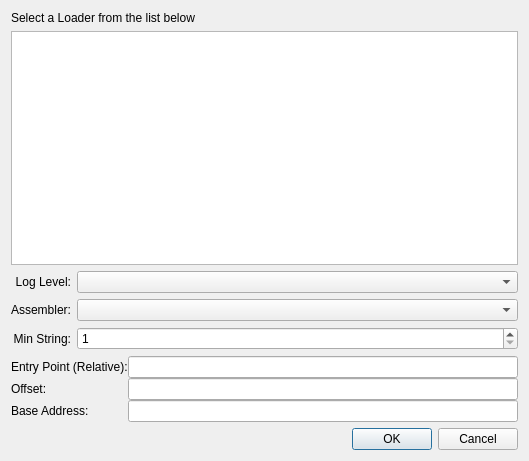
Qt form dialogs/loaderdialog/loaderdialog.ui (REDasmOrg/REDasm) before a commit.
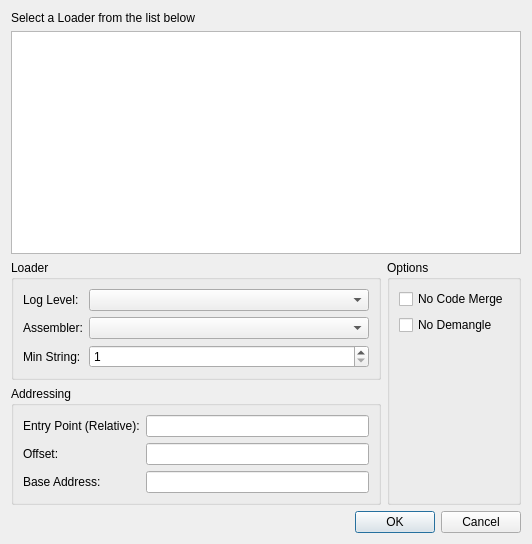
The same form after that commit.

Commit message: LoaderDialog: Added context flags as checkboxes, sync submodules

Patch:
```diff
--- a/dialogs/loaderdialog/loaderdialog.ui
+++ b/dialogs/loaderdialog/loaderdialog.ui
@@ -6,8 +6,8 @@
    <rect>
     <x>0</x>
     <y>0</y>
-    <width>529</width>
-    <height>461</height>
+    <width>532</width>
+    <height>544</height>
    </rect>
   </property>
   <property name="windowTitle">
@@ -16,7 +16,7 @@
   <property name="modal">
    <bool>true</bool>
   </property>
-  <layout class="QVBoxLayout" name="verticalLayout_2">
+  <layout class="QVBoxLayout" name="verticalLayout_4">
    <item>
     <widget class="QLabel" name="label_6">
      <property name="text">
@@ -35,15 +35,23 @@
     </widget>
    </item>
    <item>
+    <layout class="QHBoxLayout" name="horizontalLayout">
+     <item>
+      <layout class="QVBoxLayout" name="verticalLayout_3" stretch="1,0">
+       <item>
+        <widget class="QGroupBox" name="gbLoader">
+         <property name="title">
+          <string>Loader</string>
+         </property>
     <layout class="QGridLayout" name="gridLayout_2" columnstretch="0,1">
+          <item row="1" column="1">
+           <widget class="QComboBox" name="cbAssembler"/>
+          </item>
      <item row="0" column="0">
       <widget class="QLabel" name="label_7">
        <property name="text">
         <string>Log Level:</string>
        </property>
-       <property name="alignment">
-        <set>Qt::AlignRight|Qt::AlignTrailing|Qt::AlignVCenter</set>
-       </property>
       </widget>
      </item>
      <item row="0" column="1">
@@ -54,22 +62,6 @@
        <property name="text">
         <string>Assembler:</string>
        </property>
-       <property name="alignment">
-        <set>Qt::AlignRight|Qt::AlignTrailing|Qt::AlignVCenter</set>
-       </property>
-      </widget>
-     </item>
-     <item row="1" column="1">
-      <widget class="QComboBox" name="cbAssembler"/>
-     </item>
-     <item row="2" column="0">
-      <widget class="QLabel" name="label_5">
-       <property name="text">
-        <string>Min String:</string>
-       </property>
-       <property name="alignment">
-        <set>Qt::AlignRight|Qt::AlignTrailing|Qt::AlignVCenter</set>
-       </property>
       </widget>
      </item>
      <item row="2" column="1">
@@ -82,48 +74,22 @@
        </property>
       </widget>
      </item>
-    </layout>
-   </item>
-   <item>
-    <widget class="QWidget" name="widgetAddressing" native="true">
-     <layout class="QVBoxLayout" name="verticalLayout">
-      <property name="spacing">
-       <number>0</number>
-      </property>
-      <property name="leftMargin">
-       <number>0</number>
-      </property>
-      <property name="topMargin">
-       <number>0</number>
-      </property>
-      <property name="rightMargin">
-       <number>0</number>
-      </property>
-      <property name="bottomMargin">
-       <number>0</number>
-      </property>
-      <item>
-       <layout class="QGridLayout" name="gridLayout" columnstretch="0,0,1">
-        <item row="1" column="1" colspan="2">
-         <widget class="QLineEdit" name="leOffset"/>
-        </item>
         <item row="2" column="0">
-         <widget class="QLabel" name="label_4">
+           <widget class="QLabel" name="label_5">
           <property name="text">
-           <string>Base Address:</string>
+             <string>Min String:</string>
           </property>
          </widget>
         </item>
-        <item row="2" column="1" colspan="2">
-         <widget class="QLineEdit" name="leBaseAddress"/>
-        </item>
-        <item row="1" column="0">
-         <widget class="QLabel" name="label_3">
-          <property name="text">
-           <string>Offset:</string>
-          </property>
-         </widget>
-        </item>
+         </layout>
+        </widget>
+       </item>
+       <item>
+        <widget class="QGroupBox" name="gbAddressing">
+         <property name="title">
+          <string>Addressing</string>
+         </property>
+         <layout class="QGridLayout" name="gridLayout" columnstretch="0,1">
         <item row="0" column="0">
          <widget class="QLabel" name="label_2">
           <property name="text">
@@ -131,13 +97,71 @@
           </property>
          </widget>
         </item>
-        <item row="0" column="1" colspan="2">
+          <item row="0" column="1">
          <widget class="QLineEdit" name="leEntryPoint"/>
         </item>
-       </layout>
-      </item>
-     </layout>
-    </widget>
+          <item row="1" column="0">
+           <widget class="QLabel" name="label_3">
+            <property name="text">
+             <string>Offset:</string>
+            </property>
+           </widget>
+          </item>
+          <item row="1" column="1">
+           <widget class="QLineEdit" name="leOffset"/>
+          </item>
+          <item row="2" column="1">
+           <widget class="QLineEdit" name="leBaseAddress"/>
+          </item>
+          <item row="2" column="0">
+           <widget class="QLabel" name="label_4">
+            <property name="text">
+             <string>Base Address:</string>
+            </property>
+           </widget>
+          </item>
+         </layout>
+        </widget>
+       </item>
+      </layout>
+     </item>
+     <item>
+      <widget class="QGroupBox" name="gbOptions">
+       <property name="title">
+        <string>Options</string>
+       </property>
+       <layout class="QVBoxLayout" name="verticalLayout_2">
+        <item>
+         <widget class="QCheckBox" name="chkNoCodeMerge">
+          <property name="text">
+           <string>No Code Merge</string>
+          </property>
+         </widget>
+        </item>
+        <item>
+         <widget class="QCheckBox" name="chkNoDemangle">
+          <property name="text">
+           <string>No Demangle</string>
+          </property>
+         </widget>
+        </item>
+        <item>
+         <spacer name="verticalSpacer">
+          <property name="orientation">
+           <enum>Qt::Vertical</enum>
+          </property>
+          <property name="sizeHint" stdset="0">
+           <size>
+            <width>20</width>
+            <height>40</height>
+           </size>
+          </property>
+         </spacer>
+        </item>
+       </layout>
+      </widget>
+     </item>
+    </layout>
    </item>
    <item>
     <widget class="QDialogButtonBox" name="buttonBox">
```
Lines whose indentation alone changed are shown as unchanged. The commit also changes 2 other files.
